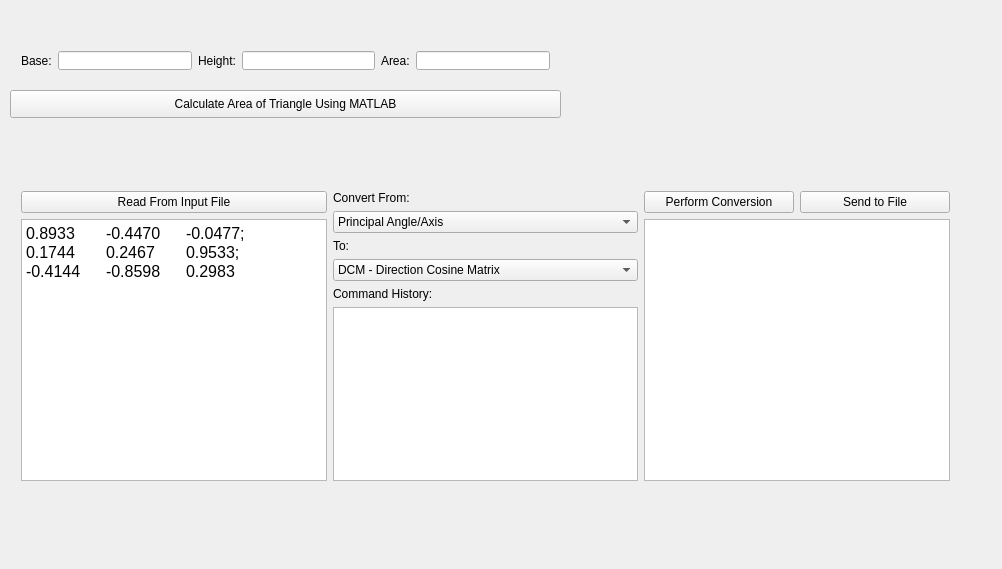
Old version of the form Attitude/AttPar/Python_AttPar/attpar_ui.ui in the repository Kheirlb/460_Project_Code.
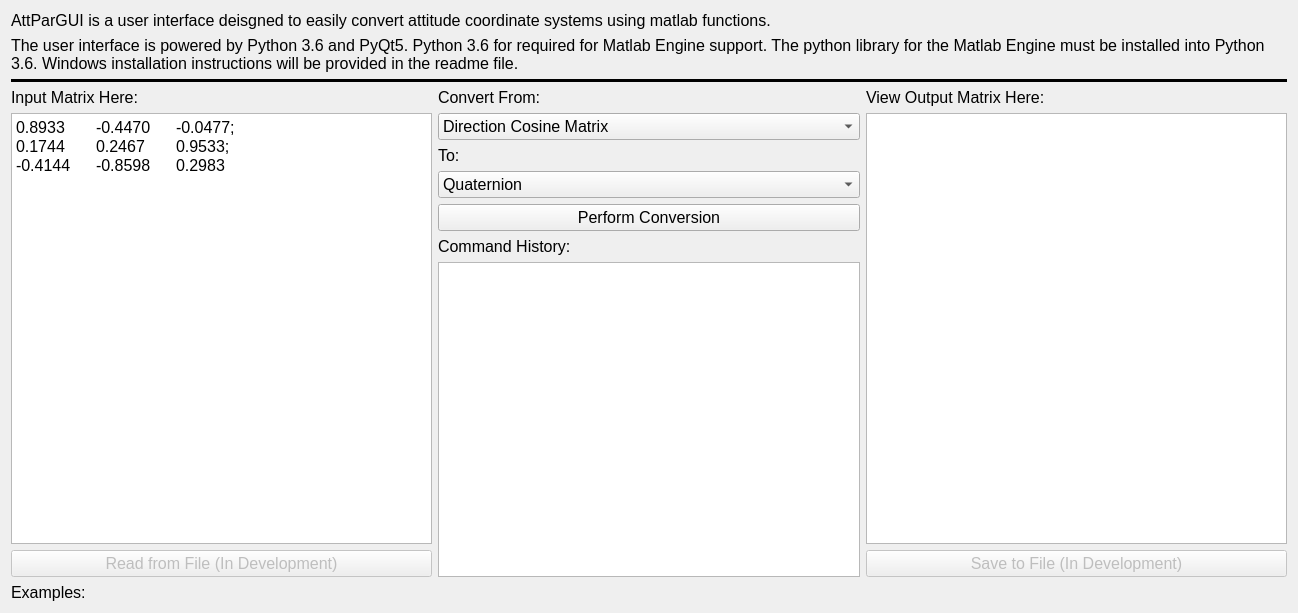
New version of the form.

```diff
--- a/Attitude/AttPar/Python_AttPar/attpar_ui.ui
+++ b/Attitude/AttPar/Python_AttPar/attpar_ui.ui
@@ -6,43 +6,107 @@
    <rect>
     <x>0</x>
     <y>0</y>
-    <width>1002</width>
-    <height>569</height>
+    <width>1298</width>
+    <height>613</height>
    </rect>
   </property>
   <property name="windowTitle">
    <string>AttPar</string>
   </property>
   <widget class="QWidget" name="centralWidget">
-   <widget class="QWidget" name="horizontalLayoutWidget_2">
-    <property name="geometry">
-     <rect>
-      <x>10</x>
-      <y>180</y>
-      <width>951</width>
-      <height>312</height>
-     </rect>
-    </property>
+   <layout class="QGridLayout" name="gridLayout">
+    <item row="0" column="0">
+     <widget class="QLabel" name="label_4">
+      <property name="font">
+       <font>
+        <pointsize>12</pointsize>
+       </font>
+      </property>
+      <property name="text">
+       <string>AttParGUI is a user interface deisgned to easily convert attitude coordinate systems using matlab functions.</string>
+      </property>
+      <property name="wordWrap">
+       <bool>true</bool>
+      </property>
+     </widget>
+    </item>
+    <item row="1" column="0">
+     <widget class="QLabel" name="label_6">
+      <property name="font">
+       <font>
+        <pointsize>12</pointsize>
+       </font>
+      </property>
+      <property name="text">
+       <string>The user interface is powered by Python 3.6 and PyQt5. Python 3.6 for required for Matlab Engine support. The python library for the Matlab Engine must be installed into Python 3.6. Windows installation instructions will be provided in the readme file.</string>
+      </property>
+      <property name="wordWrap">
+       <bool>true</bool>
+      </property>
+     </widget>
+    </item>
+    <item row="2" column="0">
+     <widget class="Line" name="line">
+      <property name="frameShadow">
+       <enum>QFrame::Plain</enum>
+      </property>
+      <property name="lineWidth">
+       <number>5</number>
+      </property>
+      <property name="orientation">
+       <enum>Qt::Horizontal</enum>
+      </property>
+     </widget>
+    </item>
+    <item row="3" column="0">
     <layout class="QHBoxLayout" name="horizontalLayout_2">
+      <property name="sizeConstraint">
+       <enum>QLayout::SetDefaultConstraint</enum>
+      </property>
      <item>
       <layout class="QVBoxLayout" name="verticalLayout_2">
        <item>
-        <widget class="QPushButton" name="readInputB">
+         <widget class="QLabel" name="label_5">
+          <property name="font">
+           <font>
+            <pointsize>12</pointsize>
+           </font>
+          </property>
          <property name="text">
-          <string>Read From Input File</string>
+           <string>Input Matrix Here:</string>
          </property>
         </widget>
        </item>
        <item>
         <widget class="QTextEdit" name="inputT">
+          <property name="font">
+           <font>
+            <pointsize>12</pointsize>
+           </font>
+          </property>
          <property name="html">
           <string>&lt;!DOCTYPE HTML PUBLIC &quot;-//W3C//DTD HTML 4.0//EN&quot; &quot;http://www.w3.org/TR/REC-html40/strict.dtd&quot;&gt;
 &lt;html&gt;&lt;head&gt;&lt;meta name=&quot;qrichtext&quot; content=&quot;1&quot; /&gt;&lt;style type=&quot;text/css&quot;&gt;
 p, li { white-space: pre-wrap; }
-&lt;/style&gt;&lt;/head&gt;&lt;body style=&quot; font-family:'MS Shell Dlg 2'; font-size:7.8pt; font-weight:400; font-style:normal;&quot;&gt;
-&lt;p style=&quot; margin-top:0px; margin-bottom:0px; margin-left:0px; margin-right:0px; -qt-block-indent:0; text-indent:0px;&quot;&gt;&lt;span style=&quot; font-size:12pt;&quot;&gt;0.8933	-0.4470	-0.0477;&lt;/span&gt;&lt;/p&gt;
-&lt;p style=&quot; margin-top:0px; margin-bottom:0px; margin-left:0px; margin-right:0px; -qt-block-indent:0; text-indent:0px;&quot;&gt;&lt;span style=&quot; font-size:12pt;&quot;&gt;0.1744	0.2467	0.9533;&lt;/span&gt;&lt;/p&gt;
-&lt;p style=&quot; margin-top:0px; margin-bottom:0px; margin-left:0px; margin-right:0px; -qt-block-indent:0; text-indent:0px;&quot;&gt;&lt;span style=&quot; font-size:12pt;&quot;&gt;-0.4144	-0.8598	0.2983&lt;/span&gt;&lt;/p&gt;&lt;/body&gt;&lt;/html&gt;</string>
+&lt;/style&gt;&lt;/head&gt;&lt;body style=&quot; font-family:'MS Shell Dlg 2'; font-size:12pt; font-weight:400; font-style:normal;&quot;&gt;
+&lt;p style=&quot; margin-top:0px; margin-bottom:0px; margin-left:0px; margin-right:0px; -qt-block-indent:0; text-indent:0px;&quot;&gt;0.8933	-0.4470	-0.0477;&lt;/p&gt;
+&lt;p style=&quot; margin-top:0px; margin-bottom:0px; margin-left:0px; margin-right:0px; -qt-block-indent:0; text-indent:0px;&quot;&gt;0.1744	0.2467	0.9533;&lt;/p&gt;
+&lt;p style=&quot; margin-top:0px; margin-bottom:0px; margin-left:0px; margin-right:0px; -qt-block-indent:0; text-indent:0px;&quot;&gt;-0.4144	-0.8598	0.2983&lt;/p&gt;&lt;/body&gt;&lt;/html&gt;</string>
+          </property>
+         </widget>
+        </item>
+        <item>
+         <widget class="QPushButton" name="readInputB">
+          <property name="enabled">
+           <bool>false</bool>
+          </property>
+          <property name="font">
+           <font>
+            <pointsize>12</pointsize>
+           </font>
+          </property>
+          <property name="text">
+           <string>Read from File (In Development)</string>
          </property>
         </widget>
        </item>
@@ -52,26 +116,32 @@
       <layout class="QVBoxLayout" name="verticalLayout">
        <item>
         <widget class="QLabel" name="label">
+          <property name="font">
+           <font>
+            <pointsize>12</pointsize>
+           </font>
+          </property>
          <property name="text">
           <string>Convert From:</string>
          </property>
         </widget>
        </item>
        <item>
-        <widget class="QComboBox" name="comboBox">
-         <item>
-          <property name="text">
-           <string>Principal Angle/Axis</string>
+         <widget class="QComboBox" name="fromCombo">
+          <property name="font">
+           <font>
+            <pointsize>12</pointsize>
+           </font>
           </property>
-         </item>
-         <item>
-          <property name="text">
-           <string>DCM - Direction Cosine Matrix</string>
+          <property name="duplicatesEnabled">
+           <bool>false</bool>
           </property>
-         </item>
+          <property name="frame">
+           <bool>true</bool>
+          </property>
          <item>
           <property name="text">
-           <string>Quaternions</string>
+            <string>Direction Cosine Matrix</string>
           </property>
          </item>
          <item>
@@ -93,21 +163,32 @@
        </item>
        <item>
         <widget class="QLabel" name="label_2">
+          <property name="font">
+           <font>
+            <pointsize>12</pointsize>
+           </font>
+          </property>
          <property name="text">
           <string>To:</string>
          </property>
         </widget>
        </item>
        <item>
-        <widget class="QComboBox" name="comboBox_2">
-         <item>
-          <property name="text">
-           <string>DCM - Direction Cosine Matrix</string>
+         <widget class="QComboBox" name="toCombo">
+          <property name="font">
+           <font>
+            <pointsize>12</pointsize>
+           </font>
           </property>
-         </item>
+          <property name="duplicatesEnabled">
+           <bool>false</bool>
+          </property>
+          <property name="frame">
+           <bool>true</bool>
+          </property>
          <item>
           <property name="text">
-           <string>Principal Angle/Axis</string>
+            <string>Quaternion</string>
           </property>
          </item>
          <item>
@@ -127,116 +208,119 @@
          </item>
          <item>
           <property name="text">
-           <string>Cayley-Klein</string>
-          </property>
-         </item>
+            <string>Principal Angle/Axis</string>
+           </property>
+          </item>
+          <item>
+           <property name="text">
+            <string>Modified Rodriguez Parameters</string>
+           </property>
+          </item>
+         </widget>
+        </item>
+        <item>
+         <widget class="QPushButton" name="convB">
+          <property name="font">
+           <font>
+            <pointsize>12</pointsize>
+           </font>
+          </property>
+          <property name="text">
+           <string>Perform Conversion</string>
+          </property>
         </widget>
        </item>
        <item>
         <widget class="QLabel" name="label_3">
+          <property name="font">
+           <font>
+            <pointsize>12</pointsize>
+           </font>
+          </property>
          <property name="text">
           <string>Command History:</string>
          </property>
         </widget>
        </item>
        <item>
-        <widget class="QPlainTextEdit" name="history"/>
+         <widget class="QPlainTextEdit" name="history">
+          <property name="font">
+           <font>
+            <pointsize>10</pointsize>
+           </font>
+          </property>
+         </widget>
        </item>
       </layout>
      </item>
      <item>
       <layout class="QVBoxLayout" name="verticalLayout_3">
        <item>
-        <layout class="QHBoxLayout" name="horizontalLayout">
-         <item>
-          <widget class="QPushButton" name="convB">
-           <property name="text">
-            <string>Perform Conversion</string>
-           </property>
-          </widget>
-         </item>
-         <item>
-          <widget class="QPushButton" name="pushButton_2">
+         <widget class="QLabel" name="label_7">
+          <property name="font">
+           <font>
+            <pointsize>12</pointsize>
+           </font>
+          </property>
            <property name="text">
-            <string>Send to File</string>
-           </property>
-          </widget>
-         </item>
-        </layout>
+           <string>View Output Matrix Here:</string>
+          </property>
+         </widget>
        </item>
        <item>
         <widget class="QTextEdit" name="outputT">
+          <property name="font">
+           <font>
+            <pointsize>12</pointsize>
+           </font>
+          </property>
          <property name="html">
           <string>&lt;!DOCTYPE HTML PUBLIC &quot;-//W3C//DTD HTML 4.0//EN&quot; &quot;http://www.w3.org/TR/REC-html40/strict.dtd&quot;&gt;
 &lt;html&gt;&lt;head&gt;&lt;meta name=&quot;qrichtext&quot; content=&quot;1&quot; /&gt;&lt;style type=&quot;text/css&quot;&gt;
 p, li { white-space: pre-wrap; }
-&lt;/style&gt;&lt;/head&gt;&lt;body style=&quot; font-family:'MS Shell Dlg 2'; font-size:7.8pt; font-weight:400; font-style:normal;&quot;&gt;
+&lt;/style&gt;&lt;/head&gt;&lt;body style=&quot; font-family:'MS Shell Dlg 2'; font-size:12pt; font-weight:400; font-style:normal;&quot;&gt;
 &lt;p style=&quot;-qt-paragraph-type:empty; margin-top:0px; margin-bottom:0px; margin-left:0px; margin-right:0px; -qt-block-indent:0; text-indent:0px; font-size:8pt;&quot;&gt;&lt;br /&gt;&lt;/p&gt;&lt;/body&gt;&lt;/html&gt;</string>
          </property>
         </widget>
        </item>
-      </layout>
-     </item>
-    </layout>
-   </widget>
-   <widget class="QWidget" name="horizontalLayoutWidget">
-    <property name="geometry">
-     <rect>
-      <x>10</x>
-      <y>40</y>
-      <width>551</width>
-      <height>41</height>
-     </rect>
-    </property>
-    <layout class="QHBoxLayout" name="horizontalLayout_3">
      <item>
-      <widget class="QLabel" name="label_4">
-       <property name="text">
-        <string>Base:</string>
-       </property>
-      </widget>
-     </item>
-     <item>
-      <widget class="QLineEdit" name="base"/>
-     </item>
-     <item>
-      <widget class="QLabel" name="label_5">
-       <property name="text">
-        <string>Height:</string>
-       </property>
-      </widget>
-     </item>
-     <item>
-      <widget class="QLineEdit" name="height"/>
-     </item>
-     <item>
-      <widget class="QLabel" name="label_6">
+         <widget class="QPushButton" name="pushButton_2">
+          <property name="enabled">
+           <bool>false</bool>
+          </property>
+          <property name="font">
+           <font>
+            <pointsize>12</pointsize>
+           </font>
+          </property>
        <property name="text">
-        <string>Area:</string>
+           <string>Save to File (In Development)</string>
        </property>
       </widget>
      </item>
-     <item>
-      <widget class="QLineEdit" name="area"/>
-     </item>
-    </layout>
-   </widget>
-   <widget class="QPushButton" name="calc_area_b">
-    <property name="geometry">
-     <rect>
-      <x>10</x>
-      <y>90</y>
-      <width>551</width>
-      <height>28</height>
-     </rect>
+       </layout>
+      </item>
+     </layout>
+    </item>
+    <item row="4" column="0">
+     <widget class="QLabel" name="label_8">
+      <property name="font">
+       <font>
+        <pointsize>12</pointsize>
+       </font>
     </property>
     <property name="text">
-     <string>Calculate Area of Triangle Using MATLAB</string>
-    </property>
-   </widget>
-   <zorder>horizontalLayoutWidget</zorder>
-   <zorder>calc_area_b</zorder>
-   <zorder>horizontalLayoutWidget_2</zorder>
+       <string>Examples: </string>
+      </property>
+      <property name="alignment">
+       <set>Qt::AlignLeading|Qt::AlignLeft|Qt::AlignTop</set>
+      </property>
+      <property name="wordWrap">
+       <bool>true</bool>
+      </property>
+     </widget>
+    </item>
+   </layout>
   </widget>
  </widget>
  <layoutdefault spacing="6" margin="11"/>
```
Left out of the diff: 22 changed lines with no effect on the pictures. Lines whose indentation alone changed are shown as unchanged.
